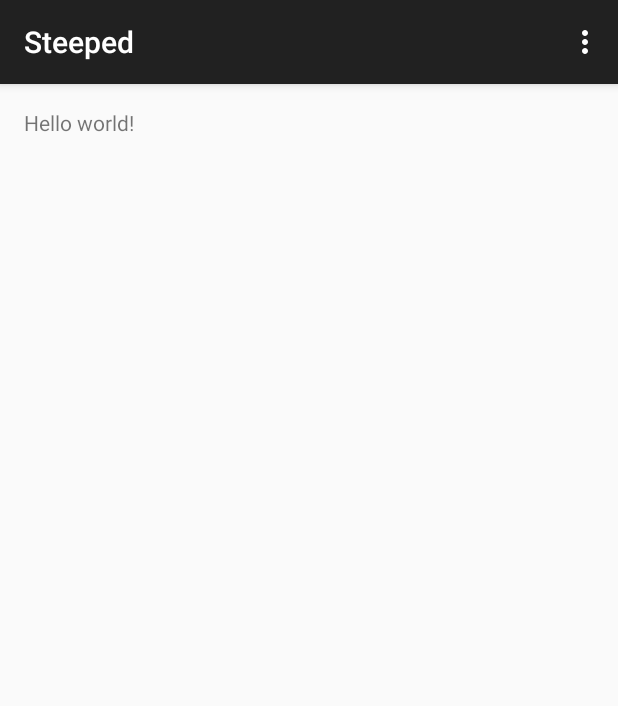
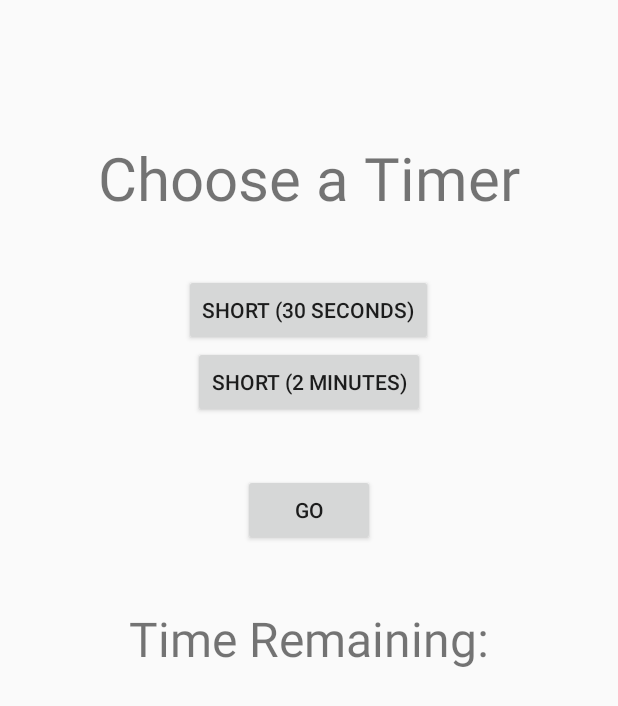
Before and after one commit to aprestona/Steeped., an Android app: the screen it shows after launch (MainActivity), on a phone screen of 412 x 824 dp. Shown: the top 706 px of the screen. Run offline under Robolectric (Android 15) with nearby library versions, the phone set to English and light mode, and no system bars.

Commit message:
Created the TeaType files which contain the prototype for the screen where the type type selection is done.
This screen then passes the type of tea as well as the length of timer to the next screen.

```diff
--- a/app/src/main/java/sonsoflibertea/steeped/MainActivity.java
+++ b/app/src/main/java/sonsoflibertea/steeped/MainActivity.java
@@ -1,39 +1,75 @@
 package sonsoflibertea.steeped;
 
-import android.support.v7.app.ActionBarActivity;
+import android.app.Activity;
+import android.content.Intent;
 import android.os.Bundle;
-import android.view.Menu;
-import android.view.MenuItem;
+import android.os.CountDownTimer;
+import android.view.View;
+import android.view.View.OnClickListener;
+import android.widget.Button;
+import android.widget.TextView;
+
+public class MainActivity extends Activity
+{
+    //Initializes TextViews to display total and tip
+    private TextView timerTextView;
+    private Button goButton;
+    private Button shortTimeButton;
+    private Button longTimeButton;
+//    private EditText et;
+
+    @Override
+    //When this activity is called, onCreate is called
+    protected void onCreate(Bundle savedInstanceState)
+    {
+        super.onCreate(savedInstanceState);
+
+        //How this activity actually looks is set inside activity_main.xml
+        setContentView(R.layout.activity_main);
+//        et = (EditText) findViewById(R.id.time_in);
+
+		/*Set the texts views so they display according to the parameters in result.xml*/
+        timerTextView = (TextView) findViewById(R.id.timer);
+        //Runs the method to use the values calculated in the Main Activity class
+
+        //Initializes button to the parameters in result.xml
+        goButton = (Button) findViewById(R.id.go_button);
+        shortTimeButton = (Button) findViewById(R.id.time_short_bttn);
+        longTimeButton = (Button) findViewById(R.id.time_long_bttn);
 
 
-public class MainActivity extends ActionBarActivity {
+        goButton.setOnClickListener(new OnClickListener() {
+            @Override
+            //If clicked, call the finish method
+            public void onClick(View v) {
+//                String text = et.getText().toString();
 
-    @Override
-    protected void onCreate(Bundle savedInstanceState) {
-        super.onCreate(savedInstanceState);
-        setContentView(R.layout.activity_main);
+                long countdown = 100; // gets value in seconds
+                countdown = 1000*countdown; // converts to milliseconds
+                Intent intent = new Intent(MainActivity.this, TeaType.class);
+                startActivity(intent);
+                initializeTextViews(countdown);
+
+            }
+        });
+
     }
 
+    private void initializeTextViews(long countdown)
+    {
+        //Sets the texts to display the values
 
-    @Override
-    public boolean onCreateOptionsMenu(Menu menu) {
-        // Inflate the menu; this adds items to the action bar if it is present.
-        getMenuInflater().inflate(R.menu.menu_main, menu);
-        return true;
-    }
-
-    @Override
-    public boolean onOptionsItemSelected(MenuItem item) {
-        // Handle action bar item clicks here. The action bar will
-        // automatically handle clicks on the Home/Up button, so long
-        // as you specify a parent activity in AndroidManifest.xml.
-        int id = item.getItemId();
-
-        //noinspection SimplifiableIfStatement
-        if (id == R.id.action_settings) {
-            return true;
-        }
-
-        return super.onOptionsItemSelected(item);
+        new CountDownTimer(countdown, 1000){
+            public void onTick(long millUntilFinish){
+                if(millUntilFinish>60000)
+                timerTextView.setText("Time Remaining: "+ Math.round(millUntilFinish/60000) +
+                        ":"+ (millUntilFinish%60000)/1000);
+                else
+                    timerTextView.setText("Time Remaining: "+(millUntilFinish/1000));
+            }
+            public void onFinish(){
+                timerTextView.setText("Tea is done!");
+            }
+        }.start();
     }
 }
--- a/app/src/main/res/layout/activity_main.xml
+++ b/app/src/main/res/layout/activity_main.xml
@@ -1,11 +1,54 @@
 <RelativeLayout xmlns:android="http://schemas.android.com/apk/res/android"
     xmlns:tools="http://schemas.android.com/tools" android:layout_width="match_parent"
-    android:layout_height="match_parent" android:paddingLeft="@dimen/activity_horizontal_margin"
+    android:layout_height="match_parent" android:paddingBottom="@dimen/activity_vertical_margin"
+    android:paddingLeft="@dimen/activity_horizontal_margin"
     android:paddingRight="@dimen/activity_horizontal_margin"
-    android:paddingTop="@dimen/activity_vertical_margin"
-    android:paddingBottom="@dimen/activity_vertical_margin" tools:context=".MainActivity">
+    android:paddingTop="@dimen/activity_vertical_margin" tools:context=".MainActivity">
 
-    <TextView android:text="@string/hello_world" android:layout_width="wrap_content"
-        android:layout_height="wrap_content" />
+    <TextView android:id="@+id/timer" android:layout_width="wrap_content"
+        android:layout_height="wrap_content"
+        android:layout_below="@+id/go_button"
+        android:layout_centerHorizontal="true"
+        android:layout_marginTop="40dp"
+        android:text="@string/timer"
+        android:textSize="32sp" />
+
+    <TextView
+        android:id="@+id/enter_time_text"
+        android:layout_width="wrap_content"
+        android:layout_height="wrap_content"
+        android:layout_alignParentTop="true"
+        android:layout_centerHorizontal="true"
+        android:layout_marginTop="75dp"
+        android:text="@string/enter_time_text"
+        android:textSize="40sp" />
+
+    <Button
+        android:id="@+id/go_button"
+        style="@style/Base.TextAppearance.AppCompat.Button"
+        android:layout_width="wrap_content"
+        android:layout_height="wrap_content"
+        android:layout_below="@+id/time_long_bttn"
+        android:layout_centerHorizontal="true"
+        android:layout_marginTop="37dp"
+        android:enabled="true"
+        android:text="@string/go_button" />
+
+    <Button
+        android:id="@+id/time_short_bttn"
+        android:layout_width="wrap_content"
+        android:layout_height="wrap_content"
+        android:layout_below="@+id/enter_time_text"
+        android:layout_centerHorizontal="true"
+        android:layout_marginTop="37dp"
+        android:text="@string/time_short" />
+
+    <Button
+        android:id="@+id/time_long_bttn"
+        android:layout_width="wrap_content"
+        android:layout_height="wrap_content"
+        android:layout_below="@+id/time_short_bttn"
+        android:layout_centerHorizontal="true"
+        android:text="@string/time_long" />
 
 </RelativeLayout>
--- a/app/src/main/res/menu/menu_main.xml
+++ /dev/null
@@ -1,6 +0,0 @@
-<menu xmlns:android="http://schemas.android.com/apk/res/android"
-    xmlns:app="http://schemas.android.com/apk/res-auto"
-    xmlns:tools="http://schemas.android.com/tools" tools:context=".MainActivity">
-    <item android:id="@+id/action_settings" android:title="@string/action_settings"
-        android:orderInCategory="100" app:showAsAction="never" />
-</menu>
--- a/app/src/main/res/values/strings.xml
+++ b/app/src/main/res/values/strings.xml
@@ -1,6 +1,16 @@
 <resources>
     <string name="app_name">Steeped</string>
-
-    <string name="hello_world">Hello world!</string>
+    <string name="enter_time_text">Choose a Timer </string>
+    <string name="timer">Time Remaining:</string>
+    <string name="go_button">Go</string>
+    <string name="time_short">Short (30 Seconds)</string>
+    <string name="time_long">Short (2 Minutes)</string>
     <string name="action_settings">Settings</string>
+    <string name="btn_white">White Tea</string>
+    <string name="btn_yellow">Yellow Tea</string>
+    <string name="btn_green">Green Tea</string>
+    <string name="btn_oolong">Oolong Tea</string>
+    <string name="btn_black">Black Tea</string>
+    <string name="btn_herbal">Herbal Tea</string>
+    <string name="tv_TeaType">Please Select Type of Tea</string>
 </resources>
```
Also changed, not shown: app/src/main/java/sonsoflibertea/steeped/TeaType.java (added, +126 -0 lines), app/src/main/res/layout/tea_type.xml (added, +61 -0 lines), 1 other file.
